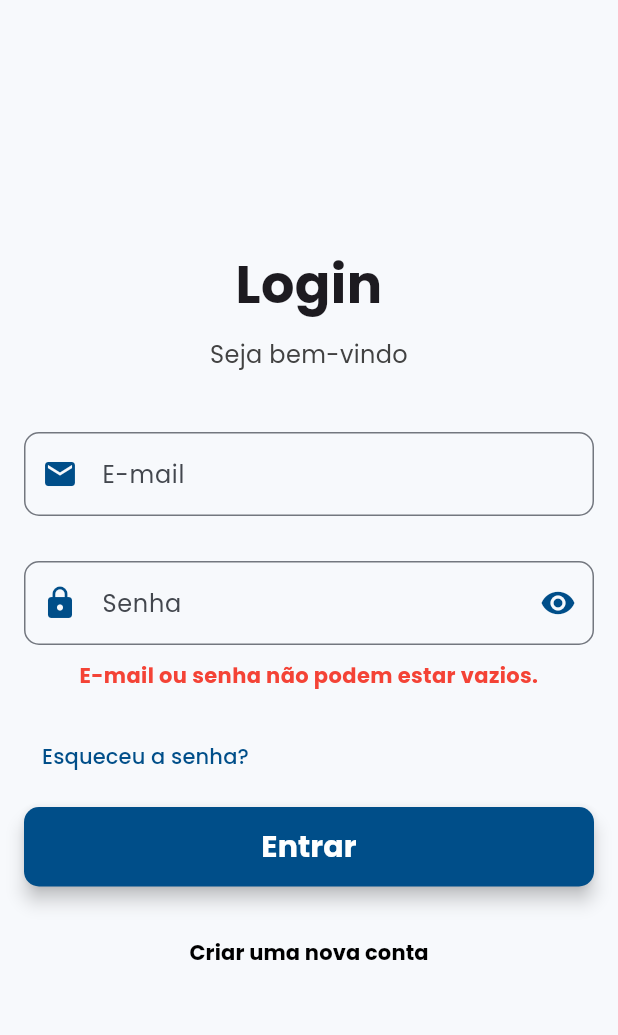
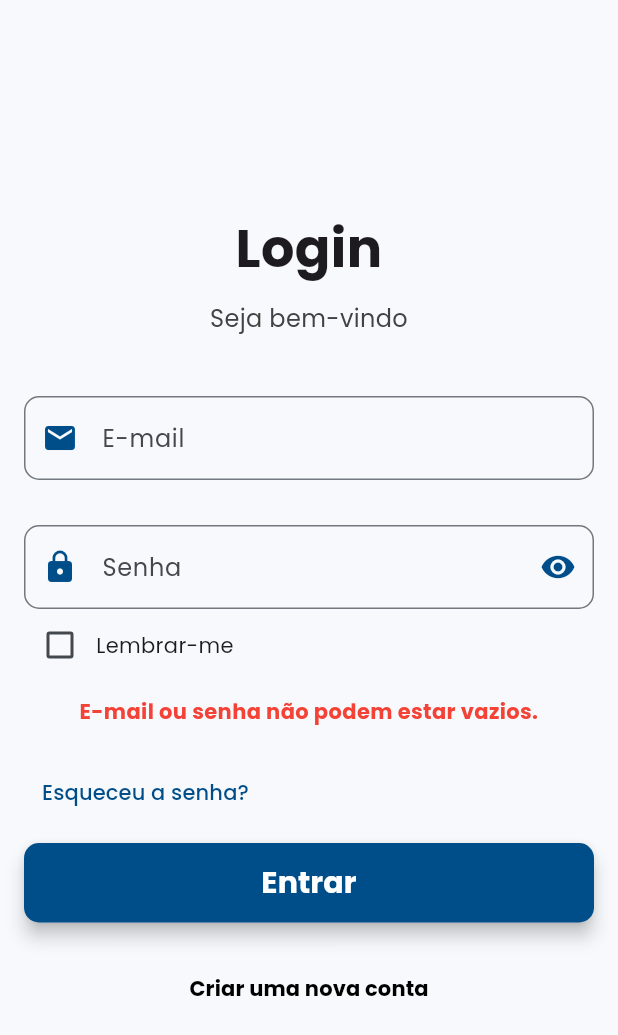
Before and after one commit to DaniellyBenicio/chat_comunicacao_proximidade, a Flutter app: the Register screen opened directly, after a tap on "Já tenho uma conta", after a tap on "Entrar", on a phone screen of 412 x 824 dp. Shown: the top 1035 px of the screen. Run offline on Flutter 3.47's test engine with Material 3 defaults, Android fonts, the phone set to English and light mode, and no system bars; our stand-ins replace flutter_bluetooth_serial, google_fonts, logger, permission_handler, shared_preferences, sqflite and 1 more; accounts and stored records are empty.

```diff
--- a/lib/controllers/auth_controller.dart
+++ b/lib/controllers/auth_controller.dart
@@ -1,24 +1,62 @@
 import '../models/user.dart';
 import 'user_controller.dart';
 import 'dart:developer';
+import 'package:shared_preferences/shared_preferences.dart';
 
 class AuthController {
   final UserController _userController = UserController();
 
+  // Salva credenciais (email + senha)
+  Future<void> _saveCredentials(String email, String password) async {
+    final prefs = await SharedPreferences.getInstance();
+    await prefs.setString('saved_email', email);
+    await prefs.setString('saved_password', password);
+  }
 
-  // Login
+  Future<void> _clearCredentials() async {
+    final prefs = await SharedPreferences.getInstance();
+    await prefs.remove('saved_email');
+    await prefs.remove('saved_password');
+  }
+
+  // Carrega credenciais salvas
+  Future<Map<String, String>?> getSavedCredentials() async {
+    final prefs = await SharedPreferences.getInstance();
+    final email = prefs.getString('saved_email');
+    final password = prefs.getString('saved_password');
+
+    if (email != null && password != null) {
+      return {'email': email, 'password': password};
+    }
+    return null;
+  }
+
   Future<Map<String, dynamic>> loginUser({
     required String email,
     required String password,
+    required bool rememberMe,
   }) async {
     if (email.isEmpty || password.isEmpty) {
-      return {'success': false, 'message': 'E-mail ou senha não podem estar vazios.'};
+      return {
+        'success': false,
+        'message': 'E-mail ou senha não podem estar vazios.',
+      };
     }
 
     try {
-      final user = await _userController.getUserByEmailAndPassword(email, password);
+      final user = await _userController.getUserByEmailAndPassword(
+        email,
+        password,
+      );
 
       if (user != null) {
+        if (rememberMe) {
+          await _saveCredentials(email, password);
+          log('Credenciais salvas com sucesso.');
+        } else {
+          await _clearCredentials();
+          log('Credenciais removidas (Lembrar-me desativado).');
+        }
 
         log('Usuário logado com sucesso: ${user.email}');
         return {
@@ -31,7 +69,10 @@ class AuthController {
       }
     } catch (e) {
       log("Erro durante o login: $e");
-      return {'success': false, 'message': 'Ocorreu um erro inesperado durante o login.'};
+      return {
+        'success': false,
+        'message': 'Ocorreu um erro inesperado durante o login.',
+      };
     }
   }
 
@@ -41,22 +82,24 @@ class AuthController {
     required String password,
     required String confirmPassword,
   }) async {
-
-    final String bluetoothIdentifier = 'DEV_ID_${DateTime.now().microsecondsSinceEpoch}';
+    final String bluetoothIdentifier =
+        'DEV_ID_${DateTime.now().microsecondsSinceEpoch}';
 
     if (password != confirmPassword) {
       return {'success': false, 'message': 'As senhas não coincidem.'};
     }
 
     if (password.length < 6) {
-      return {'success': false, 'message': 'A senha deve ter pelo menos 6 caracteres.'};
+      return {
+        'success': false,
+        'message': 'A senha deve ter pelo menos 6 caracteres.',
+      };
     }
 
     final existingUser = await _userController.getUserByEmail(email);
     if (existingUser != null) {
       return {'success': false, 'message': 'Este e-mail já está em uso.'};
     }
-
 
     final newUser = User(
       email: email,
@@ -73,21 +116,25 @@ class AuthController {
         final users = await _userController.getAllUsers();
         log('--- USUÁRIOS NO DB APÓS CADASTRO (DEBUG) ---');
         for (var user in users) {
-          log('ID: ${user.id}, Nome: ${user.name}, Email: ${user.email}, BT ID: ${user.bluetoothIdentifier}');
+          log(
+            'ID: ${user.id}, Nome: ${user.name}, Email: ${user.email}, BT ID: ${user.bluetoothIdentifier}',
+          );
         }
         log('-------------------------------------------');
 
+        return {'success': true, 'message': 'Usuário cadastrado com sucesso!'};
+      } else {
         return {
-          'success': true,
-          'message': 'Usuário cadastrado com sucesso!',
+          'success': false,
+          'message': 'Falha ao salvar o usuário no banco de dados.',
         };
-      } else {
-        return {'success': false, 'message': 'Falha ao salvar o usuário no banco de dados.'};
       }
     } catch (e) {
       log("Erro durante o registro: $e");
-      return {'success': false, 'message': 'Ocorreu um erro inesperado durante o registro.'};
+      return {
+        'success': false,
+        'message': 'Ocorreu um erro inesperado durante o registro.',
+      };
     }
   }
-
 }
--- a/lib/views/login.dart
+++ b/lib/views/login.dart
@@ -15,13 +15,24 @@ class _LoginScreenState extends State<Login> {
   final _passwordController = TextEditingController();
   final AuthController _authController = AuthController();
   bool _obscureText = true;
+  bool _rememberMe = false;
   String _errorMessage = '';
 
   @override
-  void dispose() {
-    _emailController.dispose();
-    _passwordController.dispose();
-    super.dispose();
+  void initState() {
+    super.initState();
+    _loadSavedCredentials();
+  }
+
+  Future<void> _loadSavedCredentials() async {
+    final credentials = await _authController.getSavedCredentials();
+    if (credentials != null) {
+      setState(() {
+        _emailController.text = credentials['email']!;
+        _passwordController.text = credentials['password']!;
+        _rememberMe = true;
+      });
+    }
   }
 
   void _handleLogin() async {
@@ -32,6 +43,7 @@ class _LoginScreenState extends State<Login> {
     final result = await _authController.loginUser(
       email: _emailController.text.trim(),
       password: _passwordController.text,
+      rememberMe: _rememberMe,
     );
 
     if (result['success']) {
@@ -47,6 +59,13 @@ class _LoginScreenState extends State<Login> {
         _errorMessage = result['message'];
       });
     }
+  }
+
+  @override
+  void dispose() {
+    _emailController.dispose();
+    _passwordController.dispose();
+    super.dispose();
   }
 
   @override
@@ -71,6 +90,7 @@ class _LoginScreenState extends State<Login> {
               style: TextStyle(fontSize: 16, color: Colors.grey[800]),
             ),
             const SizedBox(height: 40),
+
             TextField(
               controller: _emailController,
               decoration: InputDecoration(
@@ -80,13 +100,14 @@ class _LoginScreenState extends State<Login> {
                   borderRadius: BorderRadius.circular(10),
                 ),
                 focusedBorder: OutlineInputBorder(
-                  borderSide: BorderSide(color: Theme.of(context).primaryColor),
+                  borderSide: BorderSide(color: primaryColor),
                   borderRadius: BorderRadius.circular(10),
                 ),
               ),
               keyboardType: TextInputType.emailAddress,
             ),
             const SizedBox(height: 30),
+
             TextField(
               controller: _passwordController,
               obscureText: _obscureText,
@@ -97,13 +118,13 @@ class _LoginScreenState extends State<Login> {
                   borderRadius: BorderRadius.circular(10),
                 ),
                 focusedBorder: OutlineInputBorder(
-                  borderSide: BorderSide(color: Theme.of(context).primaryColor),
+                  borderSide: BorderSide(color: primaryColor),
                   borderRadius: BorderRadius.circular(10),
                 ),
                 suffixIcon: IconButton(
                   icon: Icon(
                     _obscureText ? Icons.visibility : Icons.visibility_off,
-                    color: Theme.of(context).primaryColor,
+                    color: primaryColor,
                   ),
                   onPressed: () {
                     setState(() {
@@ -114,12 +135,27 @@ class _LoginScreenState extends State<Login> {
               ),
             ),
 
+            Row(
+              children: [
+                Checkbox(
+                  value: _rememberMe,
+                  activeColor: primaryColor,
+                  onChanged: (value) {
+                    setState(() {
+                      _rememberMe = value ?? false;
+                    });
+                  },
+                ),
+                const Text('Lembrar-me'),
+              ],
+            ),
+
             if (_errorMessage.isNotEmpty)
               Padding(
                 padding: const EdgeInsets.symmetric(vertical: 10.0),
                 child: Text(
                   _errorMessage,
-                  style: TextStyle(
+                  style: const TextStyle(
                     color: Colors.red,
                     fontWeight: FontWeight.bold,
                   ),
@@ -128,6 +164,7 @@ class _LoginScreenState extends State<Login> {
               ),
 
             const SizedBox(height: 10),
+
             Align(
               alignment: Alignment.centerLeft,
               child: TextButton(
@@ -138,15 +175,17 @@ class _LoginScreenState extends State<Login> {
                 },
                 child: Text(
                   'Esqueceu a senha?',
-                  style: TextStyle(color: Theme.of(context).primaryColor),
+                  style: TextStyle(color: primaryColor),
                 ),
               ),
             ),
+
             const SizedBox(height: 10),
+
             ElevatedButton(
               onPressed: _handleLogin,
               style: ElevatedButton.styleFrom(
-                backgroundColor: Theme.of(context).primaryColor,
+                backgroundColor: primaryColor,
                 padding: const EdgeInsets.symmetric(vertical: 12),
                 shape: RoundedRectangleBorder(
                   borderRadius: BorderRadius.circular(10),
@@ -162,7 +201,9 @@ class _LoginScreenState extends State<Login> {
                 ),
               ),
             ),
+
             const SizedBox(height: 20),
+
             TextButton(
               onPressed: () {
                 Navigator.push(
```
Also changed, not shown: lib/main.dart (+34 -5 lines).
